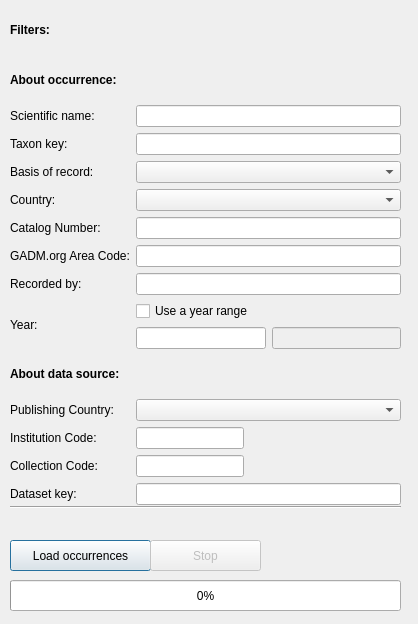
First picture: the form in qgis_occurrences_dialog_base.ui, repository BelgianBiodiversityPlatform/qgis-gbif-api, before the edit.
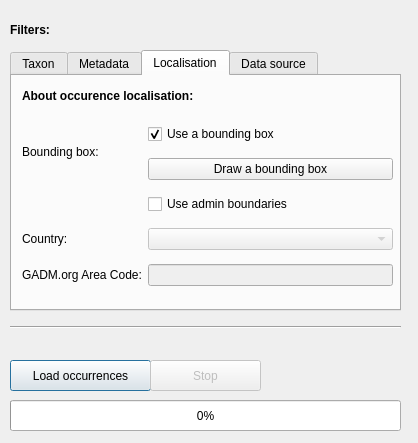
Second picture: the form after the edit. The open tabs and pages were chosen to show the change.

Commit message: Modify ui to be more simple, added the bounding box selection and button part

What changed in the file:
```diff
--- a/qgis_occurrences_dialog_base.ui
+++ b/qgis_occurrences_dialog_base.ui
@@ -7,7 +7,7 @@
     <x>0</x>
     <y>0</y>
     <width>418</width>
-    <height>624</height>
+    <height>443</height>
    </rect>
   </property>
   <property name="windowTitle">
@@ -17,7 +17,7 @@
    <property name="geometry">
     <rect>
      <x>10</x>
-     <y>580</y>
+     <y>400</y>
      <width>391</width>
      <height>31</height>
     </rect>
@@ -30,7 +30,7 @@
    <property name="geometry">
     <rect>
      <x>10</x>
-     <y>540</y>
+     <y>360</y>
      <width>141</width>
      <height>31</height>
     </rect>
@@ -68,7 +68,7 @@
    <property name="geometry">
     <rect>
      <x>10</x>
-     <y>499</y>
+     <y>319</y>
      <width>391</width>
      <height>16</height>
     </rect>
@@ -97,71 +97,126 @@
     <string>Filters:</string>
    </property>
   </widget>
-  <widget class="QWidget" name="layoutWidget">
+  <widget class="QPushButton" name="stopButton">
+   <property name="enabled">
+    <bool>false</bool>
+   </property>
+   <property name="geometry">
+    <rect>
+     <x>150</x>
+     <y>360</y>
+     <width>111</width>
+     <height>31</height>
+    </rect>
+   </property>
+   <property name="text">
+    <string>Stop</string>
+   </property>
+  </widget>
+  <widget class="QTabWidget" name="tabWidget">
+   <property name="enabled">
+    <bool>true</bool>
+   </property>
    <property name="geometry">
     <rect>
      <x>10</x>
-     <y>60</y>
+     <y>50</y>
      <width>391</width>
-     <height>445</height>
+     <height>261</height>
     </rect>
    </property>
-   <layout class="QGridLayout" name="gridLayout">
-    <item row="7" column="1">
-     <widget class="QLineEdit" name="recordedByField"/>
-    </item>
-    <item row="3" column="0">
-     <widget class="QLabel" name="basisLabel">
+   <property name="currentIndex">
+    <number>0</number>
+   </property>
+   <widget class="QWidget" name="tab">
+    <attribute name="title">
+     <string>Taxon</string>
+    </attribute>
+    <widget class="QWidget" name="gridLayoutWidget">
+     <property name="geometry">
+      <rect>
+       <x>10</x>
+       <y>40</y>
+       <width>371</width>
+       <height>81</height>
+      </rect>
+     </property>
+     <layout class="QGridLayout" name="gridLayout_3">
+      <item row="0" column="0">
+       <widget class="QLabel" name="scientificNameLabel">
       <property name="text">
        <string>Basis of record:</string>
       </property>
      </widget>
     </item>
-    <item row="2" column="0">
+      <item row="1" column="0">
      <widget class="QLabel" name="taxonKeyLabel">
       <property name="text">
        <string>Taxon key:</string>
       </property>
      </widget>
     </item>
-    <item row="3" column="1">
-     <widget class="QComboBox" name="basisComboBox"/>
-    </item>
-    <item row="10" column="0">
-     <widget class="QLabel" name="publishingCountryLabel">
-      <property name="text">
-       <string>Publishing Country:</string>
-      </property>
-     </widget>
-    </item>
-    <item row="2" column="1">
+      <item row="0" column="1">
+       <widget class="QLineEdit" name="scientificNameField"/>
+      </item>
+      <item row="1" column="1">
      <widget class="QLineEdit" name="taxonKeyField"/>
     </item>
-    <item row="5" column="0">
-     <widget class="QLabel" name="catalogNumberLabel">
-      <property name="text">
-       <string>Catalog Number:</string>
-      </property>
-     </widget>
-    </item>
-    <item row="13" column="0">
-     <widget class="QLabel" name="collectionCodeLabel">
+     </layout>
+    </widget>
+    <widget class="QLabel" name="taxonLabel">
+     <property name="geometry">
+      <rect>
+       <x>10</x>
+       <y>10</y>
+       <width>370</width>
+       <height>20</height>
+      </rect>
+     </property>
+     <property name="font">
+      <font>
+       <family>Lucida Grande</family>
+       <weight>75</weight>
+       <bold>true</bold>
+      </font>
+     </property>
       <property name="text">
-       <string>Collection Code:</string>
-      </property>
-     </widget>
-    </item>
-    <item row="4" column="1">
-     <widget class="QComboBox" name="countryComboBox"/>
-    </item>
-    <item row="7" column="0">
+      <string>About occurence taxon:</string>
+     </property>
+    </widget>
+   </widget>
+   <widget class="QWidget" name="tab_3">
+    <attribute name="title">
+     <string>Metadata</string>
+    </attribute>
+    <widget class="QWidget" name="gridLayoutWidget_2">
+     <property name="geometry">
+      <rect>
+       <x>10</x>
+       <y>40</y>
+       <width>371</width>
+       <height>181</height>
+      </rect>
+     </property>
+     <layout class="QGridLayout" name="gridLayout_4">
+      <item row="2" column="0">
      <widget class="QLabel" name="recordedByLabel">
       <property name="text">
        <string>Recorded by:</string>
       </property>
      </widget>
     </item>
-    <item row="8" column="1">
+      <item row="1" column="2">
+       <widget class="QLineEdit" name="catalogNumberField"/>
+      </item>
+      <item row="3" column="0">
+       <widget class="QLabel" name="yearLabel">
+        <property name="text">
+         <string>Year:</string>
+        </property>
+       </widget>
+      </item>
+      <item row="3" column="2">
      <layout class="QGridLayout" name="gridLayout_2">
       <item row="0" column="0">
        <widget class="QCheckBox" name="yearRangeBox">
@@ -182,28 +237,37 @@
       </item>
      </layout>
     </item>
+      <item row="2" column="2">
+       <widget class="QLineEdit" name="recordedByField"/>
+      </item>
     <item row="1" column="0">
-     <widget class="QLabel" name="scientificNameLabel">
+       <widget class="QLabel" name="catalogNumberLabel">
       <property name="text">
        <string>Scientific name:</string>
       </property>
      </widget>
     </item>
-    <item row="1" column="1">
-     <widget class="QLineEdit" name="scientificNameField"/>
-    </item>
-    <item row="8" column="0">
-     <widget class="QLabel" name="yearLabel">
+      <item row="0" column="0">
+       <widget class="QLabel" name="basisLabel">
       <property name="text">
        <string>Year:</string>
       </property>
      </widget>
     </item>
-    <item row="16" column="1">
-     <widget class="QLineEdit" name="datasetKeyField"/>
-    </item>
-    <item row="9" column="0" colspan="2">
-     <widget class="QLabel" name="aboutDataSouLabel">
+      <item row="0" column="2">
+       <widget class="QComboBox" name="basisComboBox"/>
+      </item>
+     </layout>
+    </widget>
+    <widget class="QLabel" name="metadataLabel">
+     <property name="geometry">
+      <rect>
+       <x>10</x>
+       <y>10</y>
+       <width>370</width>
+       <height>20</height>
+      </rect>
+     </property>
       <property name="font">
        <font>
         <weight>75</weight>
@@ -211,105 +275,210 @@
        </font>
       </property>
       <property name="text">
-       <string>About data source:</string>
-      </property>
-     </widget>
-    </item>
-    <item row="13" column="1">
-     <widget class="QLineEdit" name="collectionCodeField">
-      <property name="sizePolicy">
-       <sizepolicy hsizetype="Fixed" vsizetype="Fixed">
-        <horstretch>0</horstretch>
-        <verstretch>0</verstretch>
-       </sizepolicy>
-      </property>
-     </widget>
-    </item>
-    <item row="5" column="1">
-     <widget class="QLineEdit" name="catalogNumberField"/>
-    </item>
-    <item row="12" column="0">
-     <widget class="QLabel" name="institutiuonCodeLabel">
-      <property name="text">
-       <string>Institution Code:</string>
-      </property>
-     </widget>
-    </item>
-    <item row="16" column="0">
-     <widget class="QLabel" name="datasetKeyLabel">
+      <string>About occurence metadata:</string>
+     </property>
+    </widget>
+   </widget>
+   <widget class="QWidget" name="tab_2">
+    <attribute name="title">
+     <string>Localisation</string>
+    </attribute>
+    <widget class="QLabel" name="localisationLabel">
+     <property name="geometry">
+      <rect>
+       <x>10</x>
+       <y>10</y>
+       <width>370</width>
+       <height>20</height>
+      </rect>
+     </property>
+     <property name="font">
+      <font>
+       <family>Lucida Grande</family>
+       <weight>75</weight>
+       <bold>true</bold>
+      </font>
+     </property>
       <property name="text">
-       <string>Dataset key:</string>
-      </property>
-     </widget>
-    </item>
-    <item row="4" column="0">
+      <string>About occurence localisation:</string>
+     </property>
+    </widget>
+    <widget class="QWidget" name="gridLayoutWidget_3">
+     <property name="geometry">
+      <rect>
+       <x>10</x>
+       <y>40</y>
+       <width>371</width>
+       <height>181</height>
+      </rect>
+     </property>
+     <layout class="QGridLayout" name="gridLayout_5">
+      <item row="3" column="0">
      <widget class="QLabel" name="countryLabel">
       <property name="text">
        <string>Country:</string>
       </property>
      </widget>
     </item>
-    <item row="0" column="0" colspan="2">
-     <widget class="QLabel" name="aboutOccLabel">
-      <property name="font">
-       <font>
-        <weight>75</weight>
-        <bold>true</bold>
-       </font>
+      <item row="3" column="1">
+       <widget class="QComboBox" name="countryComboBox">
+        <property name="enabled">
+         <bool>false</bool>
+        </property>
+       </widget>
+      </item>
+      <item row="2" column="1">
+       <widget class="QCheckBox" name="boundariesCheckBox">
+        <property name="enabled">
+         <bool>true</bool>
       </property>
       <property name="text">
-       <string>About occurrence:</string>
-      </property>
-     </widget>
-    </item>
-    <item row="12" column="1">
-     <widget class="QLineEdit" name="institutionCodeField">
-      <property name="sizePolicy">
-       <sizepolicy hsizetype="Fixed" vsizetype="Fixed">
-        <horstretch>0</horstretch>
-        <verstretch>0</verstretch>
-       </sizepolicy>
-      </property>
-     </widget>
-    </item>
-    <item row="10" column="1">
-     <widget class="QComboBox" name="publishingCountryComboBox"/>
-    </item>
-    <item row="6" column="0">
+         <string>Use admin boundaries</string>
+        </property>
+        <property name="checkable">
+         <bool>true</bool>
+        </property>
+        <attribute name="buttonGroup">
+         <string notr="true">localisationButtonGroup</string>
+        </attribute>
+       </widget>
+      </item>
+      <item row="4" column="0">
      <widget class="QLabel" name="gadmGidLabel">
       <property name="text">
        <string>GADM.org Area Code:</string>
       </property>
      </widget>
     </item>
-    <item row="6" column="1">
-     <widget class="QLineEdit" name="gadmGidField"/>
-    </item>
-   </layout>
-  </widget>
-  <widget class="QPushButton" name="stopButton">
+      <item row="4" column="1">
+       <widget class="QLineEdit" name="gadmGidField">
    <property name="enabled">
     <bool>false</bool>
    </property>
+       </widget>
+      </item>
+      <item row="1" column="1">
+       <widget class="QPushButton" name="bboxButton">
+        <property name="text">
+         <string>Draw a bounding box</string>
+        </property>
+       </widget>
+      </item>
+      <item row="0" column="1">
+       <widget class="QCheckBox" name="bboxCheckBox">
+        <property name="text">
+         <string>Use a bounding box</string>
+        </property>
+        <property name="checked">
+         <bool>true</bool>
+        </property>
+        <attribute name="buttonGroup">
+         <string notr="true">localisationButtonGroup</string>
+        </attribute>
+       </widget>
+      </item>
+      <item row="0" column="0" rowspan="2">
+       <widget class="QLabel" name="bboxLabel">
+        <property name="text">
+         <string>Bounding box:</string>
+        </property>
+       </widget>
+      </item>
+     </layout>
+    </widget>
+   </widget>
+   <widget class="QWidget" name="tab_4">
+    <attribute name="title">
+     <string>Data source</string>
+    </attribute>
+    <widget class="QLabel" name="dataSourceLabel">
    <property name="geometry">
     <rect>
-     <x>150</x>
-     <y>540</y>
-     <width>111</width>
-     <height>31</height>
-    </rect>
-   </property>
+       <x>10</x>
+       <y>10</y>
+       <width>370</width>
+       <height>20</height>
+      </rect>
+     </property>
+     <property name="font">
+      <font>
+       <family>Lucida Grande</family>
+       <weight>75</weight>
+       <bold>true</bold>
+      </font>
+     </property>
    <property name="text">
-    <string>Stop</string>
-   </property>
-  </widget>
-  <zorder>layoutWidget</zorder>
-  <zorder>progressBar</zorder>
-  <zorder>loadButton</zorder>
-  <zorder>loadingLabel</zorder>
-  <zorder>line</zorder>
-  <zorder>filtersLabel</zorder>
-  <zorder>stopButton</zorder>
+      <string>About data source:</string>
+     </property>
+    </widget>
+    <widget class="QWidget" name="gridLayoutWidget_4">
+     <property name="geometry">
+      <rect>
+       <x>10</x>
+       <y>40</y>
+       <width>371</width>
+       <height>141</height>
+      </rect>
+     </property>
+     <layout class="QGridLayout" name="gridLayout_6">
+      <item row="2" column="1">
+       <widget class="QLineEdit" name="collectionCodeField">
+        <property name="sizePolicy">
+         <sizepolicy hsizetype="Fixed" vsizetype="Fixed">
+          <horstretch>0</horstretch>
+          <verstretch>0</verstretch>
+         </sizepolicy>
+        </property>
+       </widget>
+      </item>
+      <item row="0" column="1">
+       <widget class="QComboBox" name="publishingCountryComboBox"/>
+      </item>
+      <item row="3" column="1">
+       <widget class="QLineEdit" name="datasetKeyField"/>
+      </item>
+      <item row="1" column="1">
+       <widget class="QLineEdit" name="institutionCodeField">
+        <property name="sizePolicy">
+         <sizepolicy hsizetype="Fixed" vsizetype="Fixed">
+          <horstretch>0</horstretch>
+          <verstretch>0</verstretch>
+         </sizepolicy>
+        </property>
+       </widget>
+      </item>
+      <item row="3" column="0">
+       <widget class="QLabel" name="datasetKeyLabel">
+        <property name="text">
+         <string>Dataset key:</string>
+        </property>
+       </widget>
+      </item>
+      <item row="2" column="0">
+       <widget class="QLabel" name="collectionCodeLabel">
+        <property name="text">
+         <string>Collection Code:</string>
+        </property>
+       </widget>
+      </item>
+      <item row="0" column="0">
+       <widget class="QLabel" name="publishingCountryLabel">
+        <property name="text">
+         <string>Publishing Country:</string>
+        </property>
+       </widget>
+      </item>
+      <item row="1" column="0">
+       <widget class="QLabel" name="institutiuonCodeLabel">
+        <property name="text">
+         <string>Institution Code:</string>
+        </property>
+       </widget>
+      </item>
+     </layout>
+    </widget>
+   </widget>
+  </widget>
  </widget>
  <resources/>
  <connections/>
```
Left out of the diff: 10 changed lines with no effect on the pictures. Lines whose indentation alone changed are shown as unchanged. The commit also changes 1 other file.
